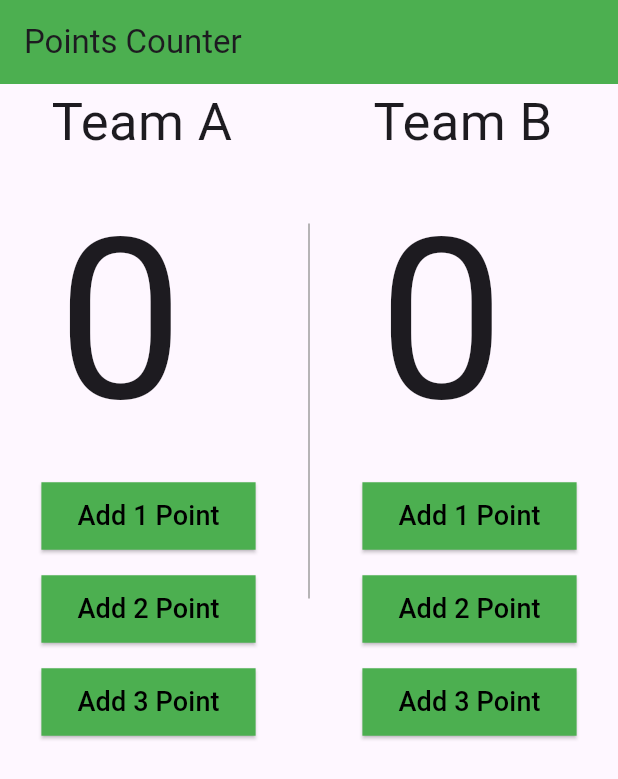
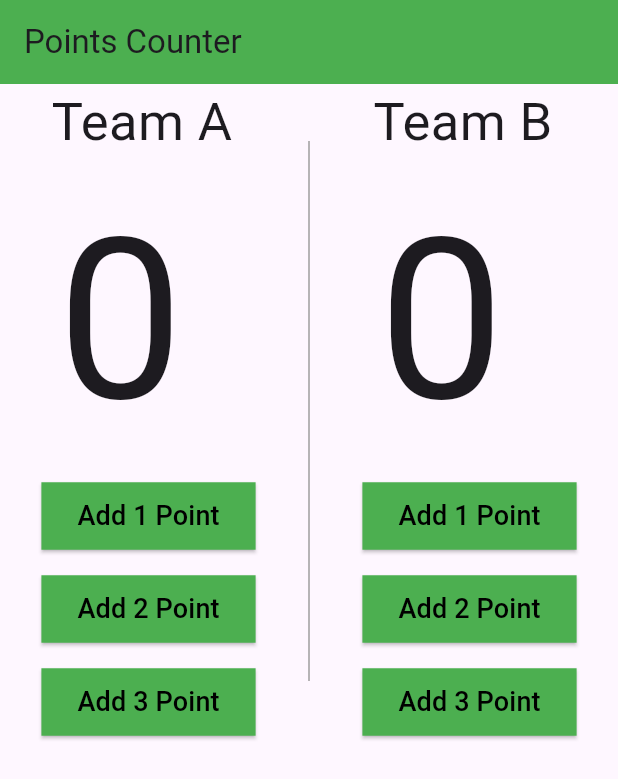
Before and after one commit to boshranofal/Basketball_App, a Flutter app: the screen it shows after launch, on a phone screen of 412 x 824 dp. Shown: the top 779 px of the screen. Run offline on Flutter 3.47's test engine with Material 3 defaults, Android fonts, the phone set to English and light mode, and no system bars.

Commit message:
change height verticaldivider

```diff
--- a/lib/main.dart
+++ b/lib/main.dart
@@ -78,7 +78,7 @@ class BasktballApp extends StatelessWidget {
                   ],
                 ),
                 const SizedBox(
-                  height: 250,
+                  height: 360,
                   child: VerticalDivider(
                     color: Colors.grey,
                     thickness: 1,
```
